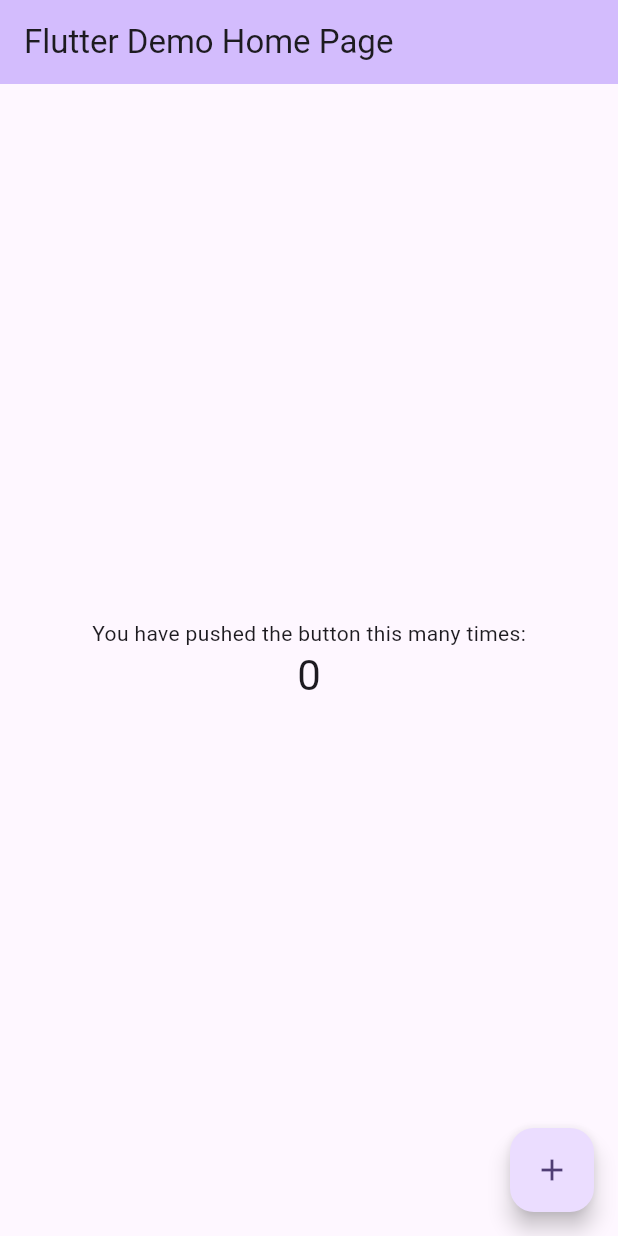
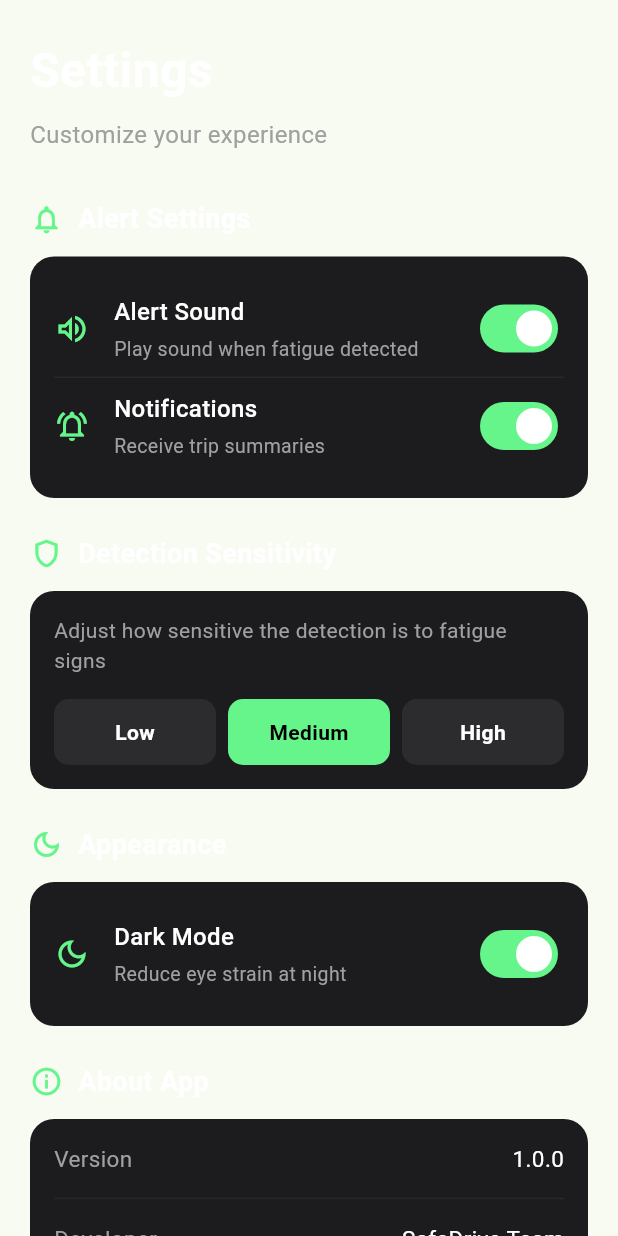
Before and after one commit to kmaperera/Safe-Drive, a Flutter app: the screen it shows after launch, on a phone screen of 412 x 824 dp. Run offline on Flutter 3.47's test engine with Material 3 defaults, Android fonts, the phone set to English and light mode, and no system bars.

Commit message:
Add Settings screen

```diff
--- a/lib/main.dart
+++ b/lib/main.dart
@@ -1,4 +1,5 @@
 import 'package:flutter/material.dart';
+import 'screens/settings.dart';
 
 void main() {
   runApp(const MyApp());
@@ -7,116 +8,16 @@ void main() {
 class MyApp extends StatelessWidget {
   const MyApp({super.key});
 
-  // This widget is the root of your application.
   @override
   Widget build(BuildContext context) {
     return MaterialApp(
-      title: 'Flutter Demo',
+      title: 'Safe Drive',
       theme: ThemeData(
-        // This is the theme of your application.
-        //
-        // TRY THIS: Try running your application with "flutter run". You'll see
-        // the application has a purple toolbar. Then, without quitting the app,
-        // try changing the seedColor in the colorScheme below to Colors.green
-        // and then invoke "hot reload" (save your changes or press the "hot
-        // reload" button in a Flutter-supported IDE, or press "r" if you used
-        // the command line to start the app).
-        //
-        // Notice that the counter didn't reset back to zero; the application
-        // state is not lost during the reload. To reset the state, use hot
-        // restart instead.
-        //
-        // This works for code too, not just values: Most code changes can be
-        // tested with just a hot reload.
-        colorScheme: .fromSeed(seedColor: Colors.deepPurple),
+        colorScheme: ColorScheme.fromSeed(seedColor: Colors.green),
+        useMaterial3: true,
       ),
-      home: const MyHomePage(title: 'Flutter Demo Home Page'),
+      debugShowCheckedModeBanner: false,
+      home: const SettingsScreen(),
     );
   }
 }
-
-class MyHomePage extends StatefulWidget {
-  const MyHomePage({super.key, required this.title});
-
-  // This widget is the home page of your application. It is stateful, meaning
-  // that it has a State object (defined below) that contains fields that affect
-  // how it looks.
-
-  // This class is the configuration for the state. It holds the values (in this
-  // case the title) provided by the parent (in this case the App widget) and
-  // used by the build method of the State. Fields in a Widget subclass are
-  // always marked "final".
-
-  final String title;
-
-  @override
-  State<MyHomePage> createState() => _MyHomePageState();
-}
-
-class _MyHomePageState extends State<MyHomePage> {
-  int _counter = 0;
-
-  void _incrementCounter() {
-    setState(() {
-      // This call to setState tells the Flutter framework that something has
-      // changed in this State, which causes it to rerun the build method below
-      // so that the display can reflect the updated values. If we changed
-      // _counter without calling setState(), then the build method would not be
-      // called again, and so nothing would appear to happen.
-      _counter++;
-    });
-  }
-
-  @override
-  Widget build(BuildContext context) {
-    // This method is rerun every time setState is called, for instance as done
-    // by the _incrementCounter method above.
-    //
-    // The Flutter framework has been optimized to make rerunning build methods
-    // fast, so that you can just rebuild anything that needs updating rather
-    // than having to individually change instances of widgets.
-    return Scaffold(
-      appBar: AppBar(
-        // TRY THIS: Try changing the color here to a specific color (to
-        // Colors.amber, perhaps?) and trigger a hot reload to see the AppBar
-        // change color while the other colors stay the same.
-        backgroundColor: Theme.of(context).colorScheme.inversePrimary,
-        // Here we take the value from the MyHomePage object that was created by
-        // the App.build method, and use it to set our appbar title.
-        title: Text(widget.title),
-      ),
-      body: Center(
-        // Center is a layout widget. It takes a single child and positions it
-        // in the middle of the parent.
-        child: Column(
-          // Column is also a layout widget. It takes a list of children and
-          // arranges them vertically. By default, it sizes itself to fit its
-          // children horizontally, and tries to be as tall as its parent.
-          //
-          // Column has various properties to control how it sizes itself and
-          // how it positions its children. Here we use mainAxisAlignment to
-          // center the children vertically; the main axis here is the vertical
-          // axis because Columns are vertical (the cross axis would be
-          // horizontal).
-          //
-          // TRY THIS: Invoke "debug painting" (choose the "Toggle Debug Paint"
-          // action in the IDE, or press "p" in the console), to see the
-          // wireframe for each widget.
-          mainAxisAlignment: .center,
-          children: [
-            const Text('You have pushed the button this many times:'),
-            Text(
-              '$_counter',
-              style: Theme.of(context).textTheme.headlineMedium,
-            ),
-          ],
-        ),
-      ),
-      floatingActionButton: FloatingActionButton(
-        onPressed: _incrementCounter,
-        tooltip: 'Increment',
-        child: const Icon(Icons.add),
-      ),
-    );
-  }
-}
--- /dev/null
+++ b/lib/screens/settings.dart
@@ -0,0 +1,304 @@
+import 'package:flutter/material.dart';
+
+class SettingsScreen extends StatefulWidget {
+  const SettingsScreen({Key? key}) : super(key: key);
+
+  @override
+  State<SettingsScreen> createState() => _SettingsScreenState();
+}
+
+class _SettingsScreenState extends State<SettingsScreen> {
+  // State variables for interactability
+  bool _alertSound = true;
+  bool _notifications = true;
+  String _sensitivity = 'Medium';
+  bool _darkMode = true;
+
+  // Constants for colors used in the design
+  final Color _surfaceColor = const Color(0xFF1C1C1E);
+  final Color _accentGreen = const Color(0xFF65F58B);
+  final Color _textSecondary = const Color(0xFFA0A0A0);
+
+  @override
+  Widget build(BuildContext context) {
+    return Scaffold(
+      body: SafeArea(
+        child: SingleChildScrollView(
+          padding: const EdgeInsets.symmetric(horizontal: 20.0, vertical: 24.0),
+          child: Column(
+            crossAxisAlignment: CrossAxisAlignment.start,
+            children: [
+              // Header
+              const Text(
+                'Settings',
+                style: TextStyle(
+                  fontSize: 32,
+                  fontWeight: FontWeight.bold,
+                  color: Colors.white,
+                ),
+              ),
+              const SizedBox(height: 8),
+              Text(
+                'Customize your experience',
+                style: TextStyle(
+                  fontSize: 16,
+                  color: _textSecondary,
+                ),
+              ),
+              const SizedBox(height: 32),
+
+              // Alert Settings Section
+              _buildSectionHeader(Icons.notifications_none, 'Alert Settings'),
+              _buildCard(
+                child: Column(
+                  children: [
+                    _buildSwitchTile(
+                      icon: Icons.volume_up_outlined,
+                      title: 'Alert Sound',
+                      subtitle: 'Play sound when fatigue detected',
+                      value: _alertSound,
+                      onChanged: (val) => setState(() => _alertSound = val),
+                    ),
+                    Divider(color: Colors.white.withOpacity(0.05), height: 1),
+                    _buildSwitchTile(
+                      icon: Icons.notifications_active_outlined,
+                      title: 'Notifications',
+                      subtitle: 'Receive trip summaries',
+                      value: _notifications,
+                      onChanged: (val) => setState(() => _notifications = val),
+                    ),
+                  ],
+                ),
+              ),
+
+              const SizedBox(height: 24),
+
+              // Detection Sensitivity Section
+              _buildSectionHeader(Icons.shield_outlined, 'Detection Sensitivity'),
+              _buildCard(
+                child: Column(
+                  crossAxisAlignment: CrossAxisAlignment.start,
+                  children: [
+                    Text(
+                      'Adjust how sensitive the detection is to fatigue signs',
+                      style: TextStyle(color: _textSecondary, fontSize: 14),
+                    ),
+                    const SizedBox(height: 16),
+                    Row(
+                      children: [
+                        _buildSensitivityButton('Low'),
+                        const SizedBox(width: 8),
+                        _buildSensitivityButton('Medium'),
+                        const SizedBox(width: 8),
+                        _buildSensitivityButton('High'),
+                      ],
+                    ),
+                  ],
+                ),
+              ),
+
+              const SizedBox(height: 24),
+
+              // Appearance Section
+              _buildSectionHeader(Icons.dark_mode_outlined, 'Appearance'),
+              _buildCard(
+                child: _buildSwitchTile(
+                  icon: Icons.dark_mode_outlined,
+                  title: 'Dark Mode',
+                  subtitle: 'Reduce eye strain at night',
+                  value: _darkMode,
+                  onChanged: (val) => setState(() => _darkMode = val),
+                ),
+              ),
+
+              const SizedBox(height: 24),
+
+              // About App Section
+              _buildSectionHeader(Icons.info_outline, 'About App'),
+              _buildCard(
+                child: Column(
+                  children: [
+                    _buildInfoRow('Version', '1.0.0'),
+                    Divider(color: Colors.white.withOpacity(0.05), height: 32),
+                    _buildInfoRow('Developer', 'SafeDrive Team'),
+                    Divider(color: Colors.white.withOpacity(0.05), height: 32),
+                    _buildInfoRow('Build', '2026.02.28'),
+                  ],
+                ),
+              ),
+
+              const SizedBox(height: 32),
+
+              // Bottom Action Buttons
+              _buildActionButton('Privacy Policy'),
+              const SizedBox(height: 12),
+              _buildActionButton('Terms of Service'),
+              const SizedBox(height: 12),
+              _buildActionButton(
+                'Sign Out',
+                textColor: const Color(0xFFE57373),
+                borderColor: const Color(0xFFE57373).withOpacity(0.5),
+              ),
+              const SizedBox(height: 24),
+            ],
+          ),
+        ),
+      ),
+    );
+  }
+
+  // Helper widget for Section Headers
+  Widget _buildSectionHeader(IconData icon, String title) {
+    return Padding(
+      padding: const EdgeInsets.only(bottom: 12.0),
+      child: Row(
+        children: [
+          Icon(icon, color: _accentGreen, size: 22),
+          const SizedBox(width: 10),
+          Text(
+            title,
+            style: const TextStyle(
+              fontSize: 18,
+              fontWeight: FontWeight.w600,
+              color: Colors.white,
+            ),
+          ),
+        ],
+      ),
+    );
+  }
+
+  // Helper widget for the dark grey rounded cards
+  Widget _buildCard({required Widget child}) {
+    return Container(
+      width: double.infinity,
+      padding: const EdgeInsets.all(16.0),
+      decoration: BoxDecoration(
+        color: _surfaceColor,
+        borderRadius: BorderRadius.circular(16),
+      ),
+      child: child,
+    );
+  }
+
+  // Helper widget for Rows with a Switch
+  Widget _buildSwitchTile({
+    required IconData icon,
+    required String title,
+    required String subtitle,
+    required bool value,
+    required ValueChanged<bool> onChanged,
+  }) {
+    return Padding(
+      padding: const EdgeInsets.symmetric(vertical: 8.0),
+      child: Row(
+        children: [
+          Icon(icon, color: _accentGreen, size: 24),
+          const SizedBox(width: 16),
+          Expanded(
+            child: Column(
+              crossAxisAlignment: CrossAxisAlignment.start,
+              children: [
+                Text(
+                  title,
+                  style: const TextStyle(
+                    fontSize: 16,
+                    fontWeight: FontWeight.w500,
+                    color: Colors.white,
+                  ),
+                ),
+                const SizedBox(height: 4),
+                Text(
+                  subtitle,
+                  style: TextStyle(
+                    fontSize: 13,
+                    color: _textSecondary,
+                  ),
+                ),
+              ],
+            ),
+          ),
+          Switch(
+            value: value,
+            onChanged: onChanged,
+            activeColor: Colors.white,
+            activeTrackColor: _accentGreen,
+            inactiveThumbColor: Colors.white,
+            inactiveTrackColor: Colors.grey.shade800,
+          ),
+        ],
+      ),
+    );
+  }
+
+  // Helper widget for the Sensitivity Toggle Buttons
+  Widget _buildSensitivityButton(String label) {
+    final bool isSelected = _sensitivity == label;
+    return Expanded(
+      child: GestureDetector(
+        onTap: () => setState(() => _sensitivity = label),
+        child: Container(
+          padding: const EdgeInsets.symmetric(vertical: 12),
+          decoration: BoxDecoration(
+            color: isSelected ? _accentGreen : const Color(0xFF2C2C2E),
+            borderRadius: BorderRadius.circular(10),
+          ),
+          alignment: Alignment.center,
+          child: Text(
+            label,
+            style: TextStyle(
+              fontSize: 14,
+              fontWeight: FontWeight.w600,
+              color: isSelected ? Colors.black : Colors.white,
+            ),
+          ),
+        ),
+      ),
+    );
+  }
+
+  // Helper widget for Key-Value pairs in the About App section
+  Widget _buildInfoRow(String label, String value) {
+    return Row(
+      mainAxisAlignment: MainAxisAlignment.spaceBetween,
+      children: [
+        Text(
+          label,
+          style: TextStyle(color: _textSecondary, fontSize: 15),
+        ),
+        Text(
+          value,
+          style: const TextStyle(color: Colors.white, fontSize: 15),
+        ),
+      ],
+    );
+  }
+
+  // Helper widget for the wide bottom buttons
+  Widget _buildActionButton(String text, {Color? textColor, Color? borderColor}) {
+    return SizedBox(
+      width: double.infinity,
+      height: 54,
+      child: OutlinedButton(
+        onPressed: () {},
+        style: OutlinedButton.styleFrom(
+          backgroundColor: _surfaceColor,
+          side: BorderSide(
+            color: borderColor ?? Colors.transparent,
+          ),
+          shape: RoundedRectangleBorder(
+            borderRadius: BorderRadius.circular(14),
+          ),
+        ),
+        child: Text(
+          text,
+          style: TextStyle(
+            fontSize: 16,
+            fontWeight: FontWeight.w500,
+            color: textColor ?? Colors.white,
+          ),
+        ),
+      ),
+    );
+  }
+}
```
